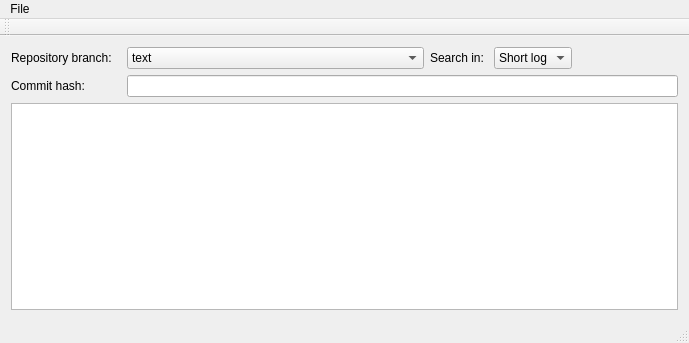
First picture: the form in CMainWindow.ui, repository eraxillan/qgitrepoviewer, before the edit.
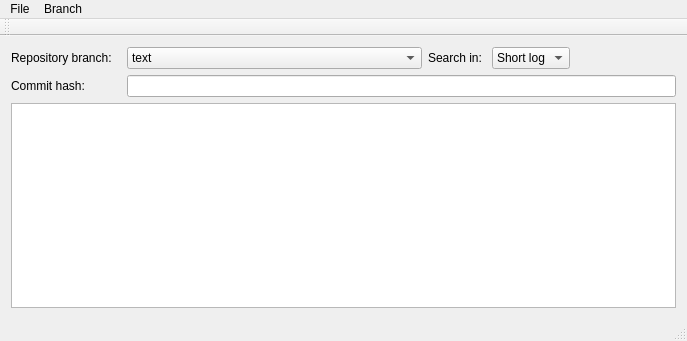
Second picture: the form after the edit. Custom widgets are drawn as their Qt base class.

The edit to the form file:
```diff
--- a/CMainWindow.ui
+++ b/CMainWindow.ui
@@ -6,8 +6,8 @@
    <rect>
     <x>0</x>
     <y>0</y>
-    <width>689</width>
-    <height>343</height>
+    <width>687</width>
+    <height>341</height>
    </rect>
   </property>
   <property name="windowTitle">
@@ -130,7 +130,7 @@
     <rect>
      <x>0</x>
      <y>0</y>
-     <width>689</width>
+     <width>687</width>
      <height>22</height>
     </rect>
    </property>
@@ -140,9 +140,18 @@
     </property>
     <addaction name="action_open_repo"/>
     <addaction name="separator"/>
-    <addaction name="action_quit"/>
+    <addaction name="action_exit"/>
+   </widget>
+   <widget class="QMenu" name="menuBranch">
+    <property name="title">
+     <string>Branch</string>
+    </property>
+    <addaction name="action_create_branch"/>
+    <addaction name="action_delete_branch"/>
+    <addaction name="action_move_branch"/>
    </widget>
    <addaction name="menuFile"/>
+   <addaction name="menuBranch"/>
   </widget>
   <widget class="QToolBar" name="mainToolBar">
    <attribute name="toolBarArea">
```
Left out of the diff: 43 changed lines with no effect on the pictures.
